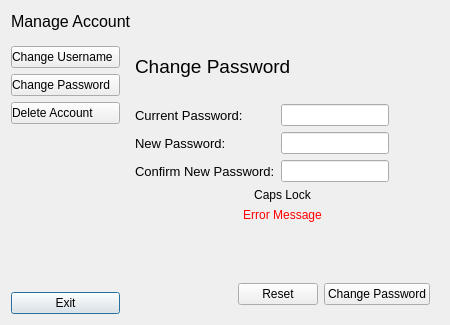
Old version of the form ui/manage_account.ui in the repository VicMbugua/TaskManagementSystem.
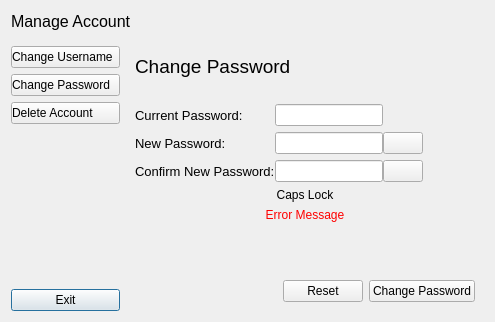
New version of the form. The open tabs and pages were chosen to show the change. Icons and pictures are not drawn.

Commit message: Added view password

```diff
--- a/ui/manage_account.ui
+++ b/ui/manage_account.ui
@@ -6,8 +6,8 @@
    <rect>
     <x>0</x>
     <y>0</y>
-    <width>450</width>
-    <height>325</height>
+    <width>495</width>
+    <height>322</height>
    </rect>
   </property>
   <property name="windowTitle">
@@ -491,6 +491,9 @@
           </item>
           <item>
            <layout class="QHBoxLayout" name="horizontalLayout_8">
+            <property name="spacing">
+             <number>0</number>
+            </property>
             <item>
              <widget class="QLabel" name="label_6">
               <property name="minimumSize">
@@ -533,6 +536,9 @@
           </item>
           <item>
            <layout class="QHBoxLayout" name="horizontalLayout_9">
+            <property name="spacing">
+             <number>0</number>
+            </property>
             <item>
              <widget class="QLabel" name="label_8">
               <property name="minimumSize">
@@ -558,6 +564,26 @@
               </property>
              </widget>
             </item>
+            <item>
+             <widget class="QPushButton" name="view_password_btn_2">
+              <property name="focusPolicy">
+               <enum>Qt::TabFocus</enum>
+              </property>
+              <property name="toolTip">
+               <string>View Password</string>
+              </property>
+              <property name="text">
+               <string/>
+              </property>
+              <property name="icon">
+               <iconset>
+                <normaloff>../icons/hidden_eye_icon.svg</normaloff>../icons/hidden_eye_icon.svg</iconset>
+              </property>
+              <property name="autoDefault">
+               <bool>true</bool>
+              </property>
+             </widget>
+            </item>
             <item>
              <spacer name="horizontalSpacer_8">
               <property name="orientation">
@@ -575,6 +601,9 @@
           </item>
           <item>
            <layout class="QHBoxLayout" name="horizontalLayout_10">
+            <property name="spacing">
+             <number>0</number>
+            </property>
             <item>
              <widget class="QLabel" name="label_7">
               <property name="minimumSize">
@@ -600,6 +629,26 @@
               </property>
              </widget>
             </item>
+            <item>
+             <widget class="QPushButton" name="view_password_btn_3">
+              <property name="focusPolicy">
+               <enum>Qt::TabFocus</enum>
+              </property>
+              <property name="toolTip">
+               <string>View Password</string>
+              </property>
+              <property name="text">
+               <string/>
+              </property>
+              <property name="icon">
+               <iconset>
+                <normaloff>../icons/hidden_eye_icon.svg</normaloff>../icons/hidden_eye_icon.svg</iconset>
+              </property>
+              <property name="autoDefault">
+               <bool>true</bool>
+              </property>
+             </widget>
+            </item>
             <item>
              <spacer name="horizontalSpacer_9">
               <property name="orientation">
```
Left out of the diff: 85 changed lines with no effect on the pictures. The commit also changes 17 other files.
